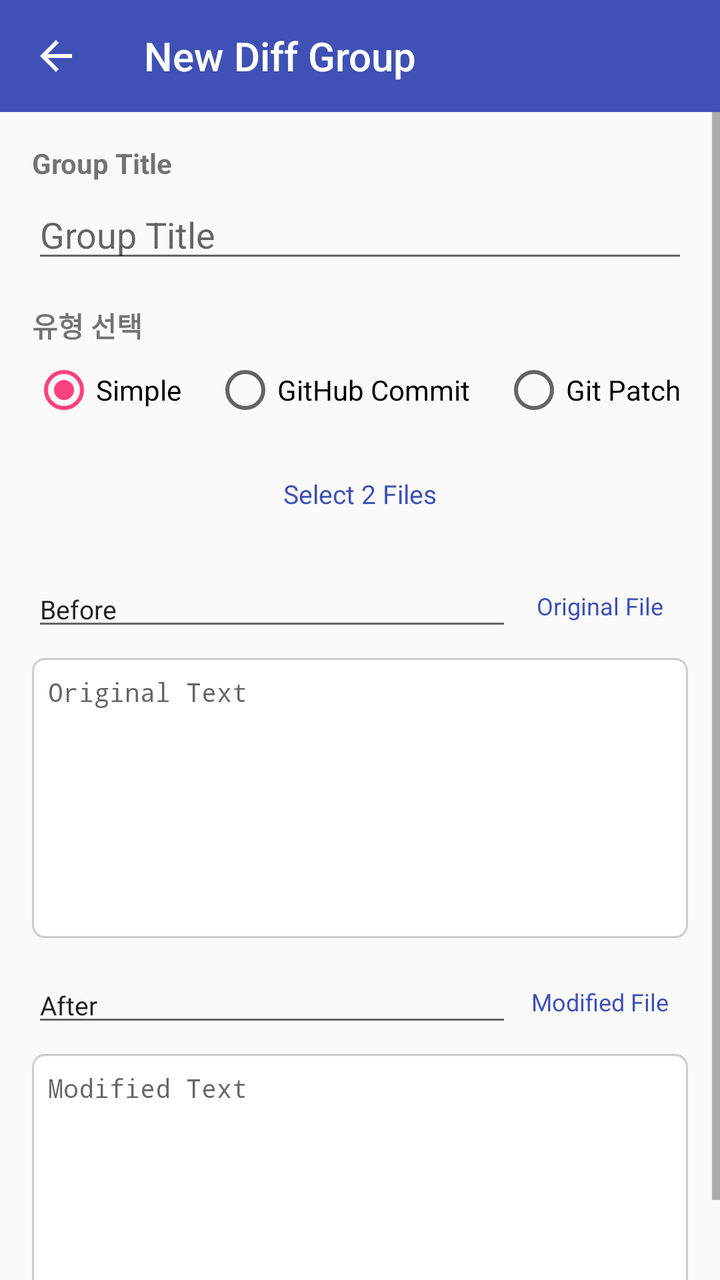
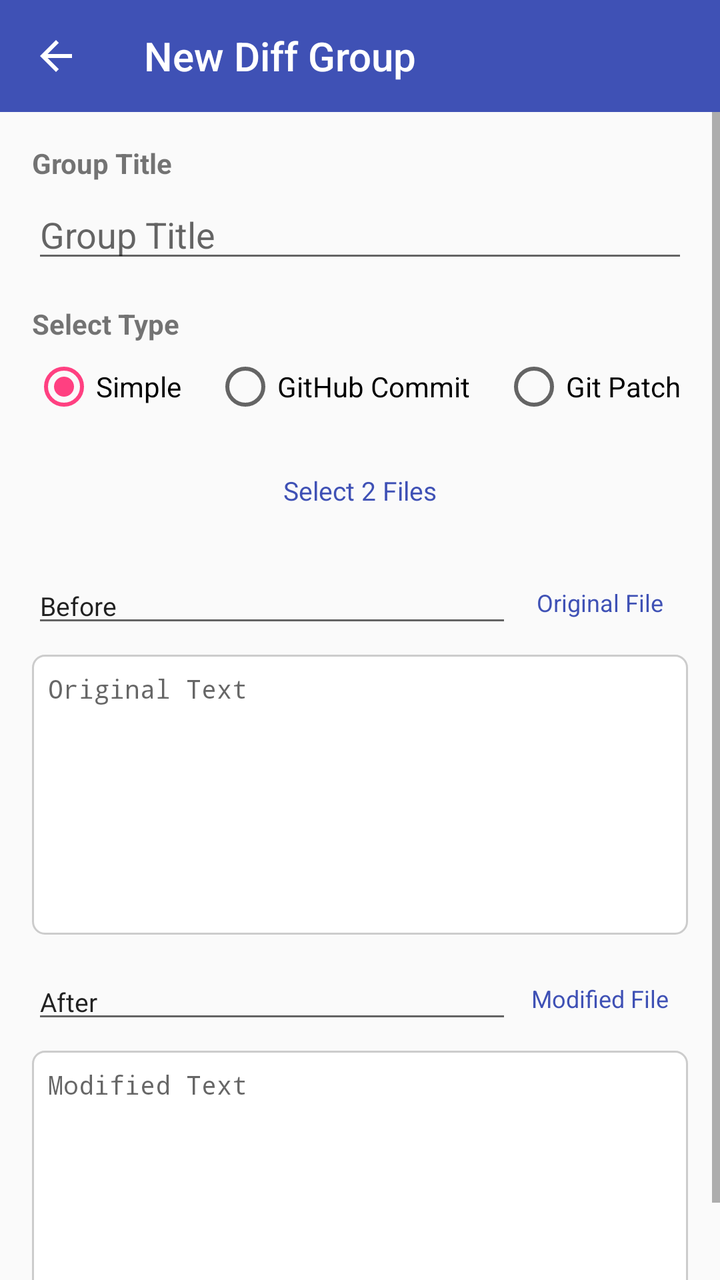

Compare the two renders of this Android layout. The source of the first and the diff that turns it into the second are given below.
<!-- AndroidManifest.xml: application theme Theme.SplitDiff -->
<!-- res/layout/fragment_enter_diff_group.xml -->
<?xml version="1.0" encoding="utf-8"?>
<LinearLayout xmlns:android="http://schemas.android.com/apk/res/android"
    xmlns:app="http://schemas.android.com/apk/res-auto"
    android:layout_width="match_parent"
    android:layout_height="match_parent"
    android:orientation="vertical"
    android:background="?android:colorBackground"
    android:clickable="true"
    android:focusable="true">

    <androidx.appcompat.widget.Toolbar
        android:id="@+id/toolbar"
        android:layout_width="match_parent"
        android:layout_height="?attr/actionBarSize"
        android:background="?attr/colorPrimary"
        android:theme="@style/ThemeOverlay.AppCompat.Dark.ActionBar"
        app:title="@string/title_enter_diff_group"
        app:titleTextColor="@android:color/white"
        app:navigationIcon="@drawable/ic_arrow_back" />

    <ScrollView
        android:layout_width="match_parent"
        android:layout_height="0dp"
        android:layout_weight="1"
        android:fillViewport="true">

        <LinearLayout
            android:layout_width="match_parent"
            android:layout_height="match_parent"
            android:orientation="vertical"
            android:padding="16dp">

            <TextView
                android:layout_width="wrap_content"
                android:layout_height="wrap_content"
                android:text="@string/hint_group_title"
                android:textStyle="bold"
                android:textSize="14sp" />

            <EditText
                android:id="@+id/etGroupTitle"
                android:layout_width="match_parent"
                android:layout_height="wrap_content"
                android:layout_marginTop="4dp"
                android:hint="@string/hint_group_title"
                android:singleLine="true" />

            <TextView
                android:layout_width="wrap_content"
                android:layout_height="wrap_content"
                android:layout_marginTop="16dp"
                android:text="유형 선택"
                android:textStyle="bold"
                android:textSize="14sp" />

            <RadioGroup
                android:id="@+id/rgType"
                android:layout_width="match_parent"
                android:layout_height="wrap_content"
                android:layout_marginTop="6dp"
                android:orientation="horizontal">

                <RadioButton
                    android:id="@+id/rbSimple"
                    android:layout_width="wrap_content"
                    android:layout_height="wrap_content"
                    android:text="@string/tab_simple"
                    android:checked="true" />

                <RadioButton
                    android:id="@+id/rbCommitUrl"
                    android:layout_width="wrap_content"
                    android:layout_height="wrap_content"
                    android:layout_marginStart="16dp"
                    android:text="@string/tab_commit_url" />

                <RadioButton
                    android:id="@+id/rbGitPatch"
                    android:layout_width="wrap_content"
                    android:layout_height="wrap_content"
                    android:layout_marginStart="16dp"
                    android:text="@string/tab_git_patch" />
            </RadioGroup>

            
            <LinearLayout
                android:id="@+id/llSimpleLayout"
                android:layout_width="match_parent"
                android:layout_height="0dp"
                android:layout_weight="1"
                android:layout_marginTop="12dp"
                android:orientation="vertical">

                <Button
                    android:id="@+id/btnPickTwoFilesSimple"
                    style="@style/App.Button.OutlinedButton"
                    android:layout_width="match_parent"
                    android:layout_height="wrap_content"
                    android:layout_marginBottom="8dp"
                    android:text="@string/btn_pick_two_files"
                    android:textSize="13sp" />

                <LinearLayout
                    android:layout_width="match_parent"
                    android:layout_height="wrap_content"
                    android:orientation="horizontal"
                    android:gravity="center_vertical">

                    <EditText
                        android:id="@+id/beforeTitle"
                        android:layout_width="0dp"
                        android:layout_weight="1"
                        android:layout_height="wrap_content"
                        android:singleLine="true"
                        android:text="@string/label_before"
                        android:textSize="13sp" />

                    <Button
                        android:id="@+id/btnPickBeforeFile"
                        style="@style/App.Button.TextButton"
                        android:layout_width="wrap_content"
                        android:layout_height="wrap_content"
                        android:text="@string/btn_pick_before_file"
                        android:textSize="12sp" />
                </LinearLayout>

                <EditText
                    android:id="@+id/etSimpleBefore"
                    android:layout_width="match_parent"
                    android:layout_height="0dp"
                    android:layout_weight="1"
                    android:minHeight="140dp"
                    android:layout_marginTop="2dp"
                    android:hint="@string/hint_before_text"
                    android:gravity="top|start"
                    android:textSize="13sp"
                    android:fontFamily="monospace"
                    android:background="@drawable/bg_edit_box"
                    android:padding="8dp" />

                <LinearLayout
                    android:layout_width="match_parent"
                    android:layout_height="wrap_content"
                    android:layout_marginTop="8dp"
                    android:orientation="horizontal"
                    android:gravity="center_vertical">

                    <EditText
                        android:id="@+id/afterTitle"
                        android:layout_width="0dp"
                        android:layout_weight="1"
                        android:layout_height="wrap_content"
                        android:singleLine="true"
                        android:text="@string/label_after"
                        android:textSize="13sp" />

                    <Button
                        android:id="@+id/btnPickAfterFile"
                        style="@style/App.Button.TextButton"
                        android:layout_width="wrap_content"
                        android:layout_height="wrap_content"
                        android:text="@string/btn_pick_after_file"
                        android:textSize="12sp" />
                </LinearLayout>

                <EditText
                    android:id="@+id/etSimpleAfter"
                    android:layout_width="match_parent"
                    android:layout_height="0dp"
                    android:layout_weight="1"
                    android:minHeight="140dp"
                    android:layout_marginTop="2dp"
                    android:hint="@string/hint_after_text"
                    android:gravity="top|start"
                    android:textSize="13sp"
                    android:fontFamily="monospace"
                    android:background="@drawable/bg_edit_box"
                    android:padding="8dp" />
            </LinearLayout>

            
            <LinearLayout
                android:id="@+id/llCommitUrlLayout"
                android:layout_width="match_parent"
                android:layout_height="wrap_content"
                android:layout_marginTop="12dp"
                android:orientation="vertical"
                android:visibility="gone">

                <TextView
                    android:layout_width="wrap_content"
                    android:layout_height="wrap_content"
                    android:text="@string/hint_commit_url"
                    android:textStyle="bold"
                    android:textSize="13sp" />

                <EditText
                    android:id="@+id/etCommitUrl"
                    android:layout_width="match_parent"
                    android:layout_height="wrap_content"
                    android:layout_marginTop="4dp"
                    android:hint="https://github.com/dajkim76/Simple-Music-Player/commit/891dd9032fb7b6264563c67722b91f9d77beaba5"
                    android:singleLine="true"
                    android:textSize="13sp" />
            </LinearLayout>

            
            <LinearLayout
                android:id="@+id/llGitPatchLayout"
                android:layout_width="match_parent"
                android:layout_height="0dp"
                android:layout_weight="1"
                android:layout_marginTop="12dp"
                android:orientation="vertical"
                android:visibility="gone">

                <LinearLayout
                    android:layout_width="match_parent"
                    android:layout_height="wrap_content"
                    android:orientation="horizontal"
                    android:gravity="center_vertical">

                    <TextView
                        android:layout_width="0dp"
                        android:layout_weight="1"
                        android:layout_height="wrap_content"
                        android:text="@string/hint_git_patch"
                        android:textStyle="bold"
                        android:textSize="13sp" />

                    <Button
                        android:id="@+id/btnPickPatchFile"
                        style="@style/App.Button.OutlinedButton"
                        android:layout_width="wrap_content"
                        android:layout_height="wrap_content"
                        android:text="@string/btn_pick_file"
                        android:textSize="12sp" />
                </LinearLayout>

                <EditText
                    android:id="@+id/etGitPatch"
                    android:layout_width="match_parent"
                    android:layout_height="0dp"
                    android:layout_weight="1"
                    android:minHeight="220dp"
                    android:layout_marginTop="4dp"
                    android:hint="diff --git a/file b/file\n..."
                    android:gravity="top|start"
                    android:textSize="12sp"
                    android:fontFamily="monospace"
                    android:background="@drawable/bg_edit_box"
                    android:padding="8dp" />
            </LinearLayout>

            <ProgressBar
                android:id="@+id/progressBar"
                android:layout_width="wrap_content"
                android:layout_height="wrap_content"
                android:layout_gravity="center"
                android:layout_marginTop="16dp"
                android:visibility="gone" />

        </LinearLayout>
    </ScrollView>

</LinearLayout>
<!-- resources referenced by this layout -->
<resources>
  <!-- drawable bg_edit_box (drawable) -->
  <?xml version="1.0" encoding="utf-8"?>
  <shape xmlns:android="http://schemas.android.com/apk/res/android"
      android:shape="rectangle">
      <solid android:color="@color/edit_box_bg" />
      <stroke
          android:width="1dp"
          android:color="@color/edit_box_stroke" />
      <corners android:radius="6dp" />
  </shape>
  <!-- drawable ic_arrow_back (drawable) -->
  <vector xmlns:android="http://schemas.android.com/apk/res/android"
      android:width="24dp"
      android:height="24dp"
      android:viewportWidth="24"
      android:viewportHeight="24">
      <path
          android:fillColor="#FFFFFFFF"
          android:pathData="M20,11H7.83l5.59,-5.59L12,4l-8,8 8,8 1.41,-1.41L7.83,13H20v-2z"/>
  </vector>
  <string name="btn_pick_after_file">Modified File</string>
  <string name="btn_pick_before_file">Original File</string>
  <string name="btn_pick_file">Select File</string>
  <string name="btn_pick_two_files">Select 2 Files</string>
  <string name="hint_after_text">Modified Text</string>
  <string name="hint_before_text">Original Text</string>
  <string name="hint_commit_url">GitHub Commit URL</string>
  <string name="hint_git_patch">Git Patch Text</string>
  <string name="hint_group_title">Group Title</string>
  <string name="label_after">After</string>
  <string name="label_before">Before</string>
  <string name="tab_commit_url">GitHub Commit</string>
  <string name="tab_git_patch">Git Patch</string>
  <string name="tab_simple">Simple</string>
  <string name="title_enter_diff_group">New Diff Group</string>
  <style name="App.Button.OutlinedButton" parent="Widget.MaterialComponents.Button.OutlinedButton">
          <item name="android:textColor">@color/button_text_color</item>
          <item name="iconTint">@color/button_text_color</item>
          <item name="strokeColor">@color/button_text_color</item>
      </style>
  <style name="App.Button.TextButton" parent="Widget.MaterialComponents.Button.TextButton">
          <item name="android:textColor">@color/button_text_color</item>
          <item name="iconTint">@color/button_text_color</item>
      </style>
  <style name="Theme.SplitDiff" parent="Theme.AppCompat.DayNight.NoActionBar">
          <item name="colorPrimary">@color/colorPrimary</item>
          <item name="colorPrimaryDark">@color/colorPrimaryDark</item>
          <item name="colorAccent">@color/colorAccent</item>
      </style>
  <color name="edit_box_bg">#FFFFFF</color>
  <color name="edit_box_stroke">#CCCCCC</color>
  <color name="button_text_color">#3F51B5</color>
  <color name="colorPrimary">#3F51B5</color>
  <color name="colorPrimaryDark">#303F9F</color>
  <color name="colorAccent">#FF4081</color>
</resources>

<!-- the commit's change to res/layout/fragment_enter_diff_group.xml (unified diff, before → after) -->
@@ -49,7 +49,7 @@
                 android:layout_width="wrap_content"
                 android:layout_height="wrap_content"
                 android:layout_marginTop="16dp"
-                android:text="유형 선택"
+                android:text="@string/label_select_type"
                 android:textStyle="bold"
                 android:textSize="14sp" />
 
<!-- resource entries referenced after the edit -->
@@ -31,6 +31,7 @@
   <string name="hint_group_title">Group Title</string>
   <string name="label_after">After</string>
   <string name="label_before">Before</string>
+  <string name="label_select_type">Select Type</string>
   <string name="tab_commit_url">GitHub Commit</string>
   <string name="tab_git_patch">Git Patch</string>
   <string name="tab_simple">Simple</string>
